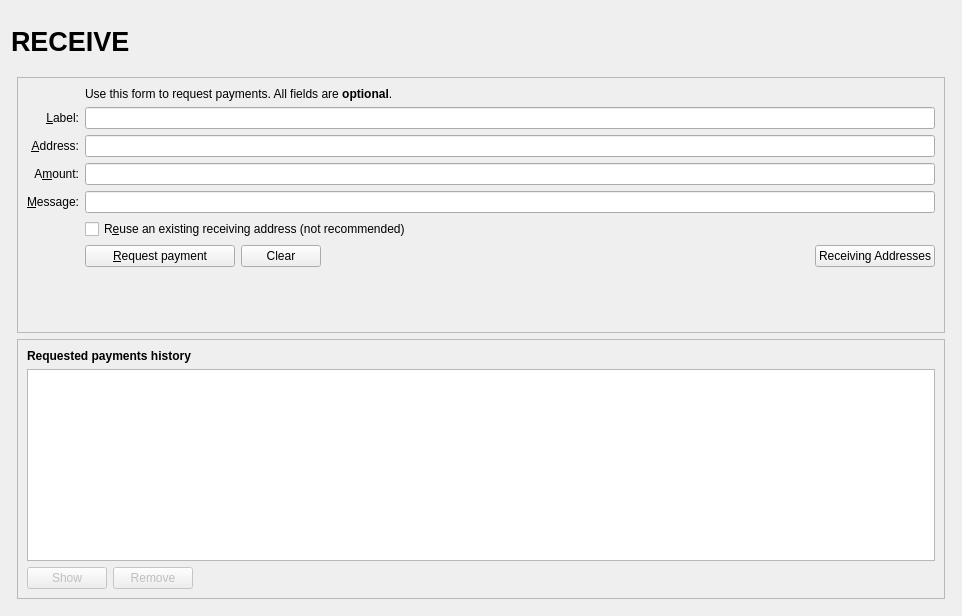
Before: the Qt Designer form src/qt/forms/receivecoinsdialog.ui in THETCR/core, drawn with Qt 5.
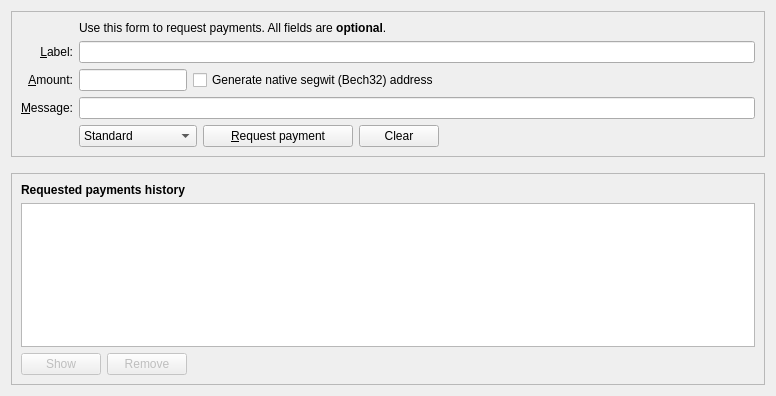
After: the same form once the commit is applied. Icons and pictures are not drawn. Custom widgets are drawn as their Qt base class.

Patch:
```diff
--- a/src/qt/forms/receivecoinsdialog.ui
+++ b/src/qt/forms/receivecoinsdialog.ui
@@ -6,119 +6,11 @@
    <rect>
     <x>0</x>
     <y>0</y>
-    <width>962</width>
-    <height>616</height>
+    <width>776</width>
+    <height>396</height>
    </rect>
   </property>
-  <layout class="QVBoxLayout" name="verticalLayout" stretch="0">
-   <item>
-    <layout class="QVBoxLayout" name="verticalLayout_Master" stretch="0,1">
-     <property name="spacing">
-      <number>0</number>
-     </property>
-     <item>
-      <widget class="QFrame" name="frame_Header">
-       <layout class="QVBoxLayout" name="verticalLayout_8">
-        <property name="leftMargin">
-         <number>0</number>
-        </property>
-        <property name="topMargin">
-         <number>0</number>
-        </property>
-        <property name="rightMargin">
-         <number>0</number>
-        </property>
-        <property name="bottomMargin">
-         <number>0</number>
-        </property>
-        <item>
-         <layout class="QHBoxLayout" name="horizontalLayout_Header" stretch="1,0,1">
-          <item>
-           <widget class="QLabel" name="labelOverviewHeaderLeft">
-            <property name="minimumSize">
-             <size>
-              <width>464</width>
-              <height>60</height>
-             </size>
-            </property>
-            <property name="maximumSize">
-             <size>
-              <width>16777215</width>
-              <height>60</height>
-             </size>
-            </property>
-            <property name="font">
-             <font>
-              <pointsize>20</pointsize>
-              <weight>75</weight>
-              <bold>true</bold>
-             </font>
-            </property>
-            <property name="text">
-             <string>RECEIVE</string>
-            </property>
-           </widget>
-          </item>
-          <item>
-           <spacer name="horizontalSpacer_3">
-            <property name="orientation">
-             <enum>Qt::Horizontal</enum>
-            </property>
-            <property name="sizeHint" stdset="0">
-             <size>
-              <width>40</width>
-              <height>20</height>
-             </size>
-            </property>
-           </spacer>
-          </item>
-          <item>
-           <widget class="QLabel" name="labelOverviewHeaderRight">
-            <property name="minimumSize">
-             <size>
-              <width>464</width>
-              <height>60</height>
-             </size>
-            </property>
-            <property name="maximumSize">
-             <size>
-              <width>16777215</width>
-              <height>60</height>
-             </size>
-            </property>
-            <property name="font">
-             <font>
-              <pointsize>14</pointsize>
-             </font>
-            </property>
-            <property name="text">
-             <string/>
-            </property>
-            <property name="alignment">
-             <set>Qt::AlignRight|Qt::AlignTrailing|Qt::AlignVCenter</set>
-            </property>
-           </widget>
-          </item>
-         </layout>
-        </item>
-       </layout>
-      </widget>
-     </item>
-     <item>
-      <widget class="QFrame" name="frame_BG">
-       <layout class="QVBoxLayout" name="verticalLayout_5">
-        <property name="leftMargin">
-         <number>6</number>
-        </property>
-        <property name="topMargin">
-         <number>6</number>
-        </property>
-        <property name="rightMargin">
-         <number>6</number>
-        </property>
-        <property name="bottomMargin">
-         <number>6</number>
-        </property>
+  <layout class="QVBoxLayout" name="verticalLayout" stretch="0,0,1">
         <item>
          <widget class="QFrame" name="frame2">
           <property name="sizePolicy">
@@ -136,10 +28,19 @@
           <layout class="QVBoxLayout" name="verticalLayout_3">
            <item>
             <layout class="QGridLayout" name="gridLayout">
-             <item row="2" column="2">
-              <widget class="QLabel" name="label_5">
+        <item row="5" column="0">
+         <widget class="QLabel" name="label">
+          <property name="toolTip">
+           <string>An optional amount to request. Leave this empty or zero to not request a specific amount.</string>
+          </property>
                <property name="text">
-                <string>Use this form to request payments. All fields are &lt;b&gt;optional&lt;/b&gt;.</string>
+           <string>&amp;Amount:</string>
+          </property>
+          <property name="alignment">
+           <set>Qt::AlignRight|Qt::AlignTrailing|Qt::AlignVCenter</set>
+          </property>
+          <property name="buddy">
+           <cstring>reqAmount</cstring>
                </property>
               </widget>
              </item>
@@ -155,82 +56,14 @@
                 <set>Qt::AlignRight|Qt::AlignTrailing|Qt::AlignVCenter</set>
                </property>
                <property name="buddy">
-                <cstring>reqLabel</cstring>
-               </property>
-              </widget>
-             </item>
-             <item row="4" column="2">
-              <widget class="QLineEdit" name="reqLabel">
-               <property name="toolTip">
-                <string>An optional label to associate with the new receiving address.</string>
-               </property>
-              </widget>
-             </item>
-             <item row="5" column="0">
-              <widget class="QLabel" name="label">
-               <property name="toolTip">
-                <string>Your receiving address. You can copy and use it to receive coins on this wallet. A new one will be generated once it is used.</string>
-               </property>
-               <property name="text">
-                <string>&amp;Address:</string>
-               </property>
-               <property name="alignment">
-                <set>Qt::AlignRight|Qt::AlignTrailing|Qt::AlignVCenter</set>
-               </property>
-               <property name="buddy">
-                <cstring>reqAddress</cstring>
-               </property>
-              </widget>
-             </item>
-             <item row="5" column="2">
-              <widget class="QLineEdit" name="reqAddress">
-               <property name="readOnly">
-                <bool>true</bool>
-               </property>
-               <property name="minimumSize">
-                <size>
-                 <width>80</width>
-                 <height>0</height>
-                </size>
-               </property>
-               <property name="toolTip">
-                <string>Your receiving address. You can copy and use it to receive coins on this wallet. A new one will be generated once it is used.</string>
+           <cstring>reqMessage</cstring>
                </property>
               </widget>
              </item>
              <item row="6" column="0">
-              <widget class="QLabel" name="label">
-               <property name="toolTip">
-                <string>An optional amount to request. Leave this empty or zero to not request a specific amount.</string>
-               </property>
-               <property name="text">
-                <string>A&amp;mount:</string>
-               </property>
-               <property name="alignment">
-                <set>Qt::AlignRight|Qt::AlignTrailing|Qt::AlignVCenter</set>
-               </property>
-               <property name="buddy">
-                <cstring>reqAmount</cstring>
-               </property>
-              </widget>
-             </item>
-             <item row="6" column="2">
-              <widget class="BitcoinAmountField" name="reqAmount">
-               <property name="minimumSize">
-                <size>
-                 <width>80</width>
-                 <height>0</height>
-                </size>
-               </property>
-               <property name="toolTip">
-                <string>An optional amount to request. Leave this empty or zero to not request a specific amount.</string>
-               </property>
-              </widget>
-             </item>
-             <item row="7" column="0">
               <widget class="QLabel" name="label_3">
                <property name="toolTip">
-                <string>An optional message to attach to the payment request, which will be displayed when the request is opened. Note: The message will not be sent with the payment over the WISPR network.</string>
+           <string>An optional message to attach to the payment request, which will be displayed when the request is opened. Note: The message will not be sent with the payment over the Particl network.</string>
                </property>
                <property name="text">
                 <string>&amp;Message:</string>
@@ -243,39 +76,63 @@
                </property>
               </widget>
              </item>
-             <item row="7" column="2">
-              <widget class="QLineEdit" name="reqMessage">
+        <item row="4" column="2">
+         <widget class="QLineEdit" name="reqLabel">
                <property name="toolTip">
-                <string>An optional message to attach to the payment request, which will be displayed when the request is opened.&lt;br&gt;Note: The message will not be sent with the payment over the WISPR network.</string>
+           <string>An optional label to associate with the new receiving address.</string>
                </property>
               </widget>
              </item>
-             <item row="8" column="0">
+        <item row="2" column="2">
+         <widget class="QLabel" name="label_5">
+          <property name="text">
+           <string>Use this form to request payments. All fields are &lt;b&gt;optional&lt;/b&gt;.</string>
+          </property>
+         </widget>
+        </item>
+        <item row="7" column="0">
               <widget class="QLabel" name="label_4">
                <property name="text">
                 <string/>
                </property>
               </widget>
              </item>
-             <item row="8" column="2">
-              <widget class="QCheckBox" name="reuseAddress">
+        <item row="6" column="2">
+         <widget class="QLineEdit" name="reqMessage">
                <property name="toolTip">
-                <string>Reuse one of the previously used receiving addresses.&lt;br&gt;Reusing addresses has security and privacy issues.&lt;br&gt;Do not use this unless re-generating a payment request made before.</string>
-               </property>
-               <property name="text">
-                <string>R&amp;euse an existing receiving address (not recommended)</string>
-               </property>
-              </widget>
-             </item>
-             <item row="9" column="0">
-              <widget class="QLabel" name="label_7">
-               <property name="text">
-                <string/>
-               </property>
-              </widget>
-             </item>
-             <item row="9" column="2">
+           <string>An optional message to attach to the payment request, which will be displayed when the request is opened. Note: The message will not be sent with the payment over the Particl network.</string>
+          </property>
+         </widget>
+        </item>
+        <item row="7" column="2">
               <layout class="QHBoxLayout" name="horizontalLayout">
+          <item>
+           <widget class="QComboBox" name="cbxAddressType">
+            <property name="locale">
+             <locale language="English" country="UnitedKingdom"/>
+            </property>
+            <item>
+             <property name="text">
+              <string>Standard</string>
+             </property>
+            </item>
+            <item>
+             <property name="text">
+              <string>Stealth</string>
+             </property>
+            </item>
+            <item>
+             <property name="text">
+              <string>Extended</string>
+             </property>
+            </item>
+            <item>
+             <property name="text">
+              <string>Standard 256bit</string>
+             </property>
+            </item>
+           </widget>
+          </item>
                <item>
                 <widget class="QPushButton" name="receiveButton">
                  <property name="minimumSize">
@@ -288,7 +145,7 @@
                   <string>&amp;Request payment</string>
                  </property>
                  <property name="icon">
-                  <iconset resource="../wispr.qrc">
+             <iconset resource="../bitcoin.qrc">
                    <normaloff>:/icons/receiving_addresses</normaloff>:/icons/receiving_addresses</iconset>
                  </property>
                 </widget>
@@ -308,7 +165,7 @@
                   <string>Clear</string>
                  </property>
                  <property name="icon">
-                  <iconset resource="../wispr.qrc">
+             <iconset resource="../bitcoin.qrc">
                    <normaloff>:/icons/remove</normaloff>:/icons/remove</iconset>
                  </property>
                  <property name="autoDefault">
@@ -329,39 +186,100 @@
                  </property>
                 </spacer>
                </item>
-               <item>
-                <widget class="QPushButton" name="receivingAddressesButton">
+         </layout>
+        </item>
+        <item row="7" column="0">
+         <widget class="QLabel" name="label_7">
                  <property name="text">
-                  <string>Receiving Addresses</string>
-                 </property>
-                 <property name="icon">
-                  <iconset resource="../wispr.qrc">
-                   <normaloff>:/icons/address-book</normaloff>:/icons/address-book</iconset>
-                 </property>
-                 <property name="autoDefault">
-                  <bool>false</bool>
-                 </property>
-                </widget>
-               </item>
-              </layout>
-             </item>
-             <item row="10" column="2">
-              <spacer name="verticalSpacer">
+           <string/>
+          </property>
+         </widget>
+        </item>
+        <item row="5" column="2">
+         <layout class="QHBoxLayout" name="horizontalLayout_6">
+          <item>
+           <widget class="BitcoinAmountField" name="reqAmount">
+            <property name="sizePolicy">
+             <sizepolicy hsizetype="Fixed" vsizetype="Fixed">
+              <horstretch>0</horstretch>
+              <verstretch>0</verstretch>
+             </sizepolicy>
+            </property>
+            <property name="minimumSize">
+             <size>
+              <width>80</width>
+              <height>0</height>
+             </size>
+            </property>
+            <property name="maximumSize">
+             <size>
+              <width>1000</width>
+              <height>100</height>
+             </size>
+            </property>
+            <property name="toolTip">
+             <string>An optional amount to request. Leave this empty or zero to not request a specific amount.</string>
+            </property>
+           </widget>
+          </item>
+          <item>
+           <widget class="QCheckBox" name="useBech32">
+            <property name="sizePolicy">
+             <sizepolicy hsizetype="Fixed" vsizetype="Fixed">
+              <horstretch>0</horstretch>
+              <verstretch>0</verstretch>
+             </sizepolicy>
+            </property>
+            <property name="maximumSize">
+             <size>
+              <width>1000</width>
+              <height>16777215</height>
+             </size>
+            </property>
+            <property name="focusPolicy">
+             <enum>Qt::StrongFocus</enum>
+            </property>
+
+            <property name="toolTip">
+             <string>Use bech32 encoding.</string>
+            </property>
+            <property name="text">
+             <string>Generate native segwit (Bech32) address</string>
+            </property>
+           </widget>
+          </item>
+          <item>
+           <spacer name="horizontalSpacer_3">
+            <property name="orientation">
+             <enum>Qt::Horizontal</enum>
+            </property>
+            <property name="sizeHint" stdset="0">
+             <size>
+              <width>0</width>
+              <height>0</height>
+             </size>
+            </property>
+           </spacer>
+          </item>
+         </layout>
+        </item>
+       </layout>
+      </item>
+     </layout>
+    </widget>
+   </item>
+   <item>
+    <spacer name="verticalSpacer_2">
                <property name="orientation">
                 <enum>Qt::Vertical</enum>
                </property>
                <property name="sizeHint" stdset="0">
                 <size>
                  <width>20</width>
-                 <height>40</height>
+       <height>10</height>
                 </size>
                </property>
               </spacer>
-             </item>
-            </layout>
-           </item>
-          </layout>
-         </widget>
         </item>
         <item>
          <widget class="QFrame" name="frame">
@@ -393,43 +311,6 @@
            </item>
            <item>
             <widget class="QTableView" name="recentRequestsView">
-             <property name="palette">
-              <palette>
-               <active>
-                <colorrole role="Text">
-                 <brush brushstyle="SolidPattern">
-                  <color alpha="255">
-                   <red>51</red>
-                   <green>51</green>
-                   <blue>51</blue>
-                  </color>
-                 </brush>
-                </colorrole>
-               </active>
-               <inactive>
-                <colorrole role="Text">
-                 <brush brushstyle="SolidPattern">
-                  <color alpha="255">
-                   <red>51</red>
-                   <green>51</green>
-                   <blue>51</blue>
-                  </color>
-                 </brush>
-                </colorrole>
-               </inactive>
-               <disabled>
-                <colorrole role="Text">
-                 <brush brushstyle="SolidPattern">
-                  <color alpha="255">
-                   <red>85</red>
-                   <green>85</green>
-                   <blue>85</blue>
-                  </color>
-                 </brush>
-                </colorrole>
-               </disabled>
-              </palette>
-             </property>
              <property name="contextMenuPolicy">
               <enum>Qt::CustomContextMenu</enum>
              </property>
@@ -455,7 +336,7 @@
                 <string>Show</string>
                </property>
                <property name="icon">
-                <iconset resource="../wispr.qrc">
+           <iconset resource="../bitcoin.qrc">
                  <normaloff>:/icons/edit</normaloff>:/icons/edit</iconset>
                </property>
                <property name="autoDefault">
@@ -475,7 +356,7 @@
                 <string>Remove</string>
                </property>
                <property name="icon">
-                <iconset resource="../wispr.qrc">
+           <iconset resource="../bitcoin.qrc">
                  <normaloff>:/icons/remove</normaloff>:/icons/remove</iconset>
                </property>
                <property name="autoDefault">
@@ -503,11 +384,6 @@
         </item>
        </layout>
       </widget>
-     </item>
-    </layout>
-   </item>
-  </layout>
- </widget>
  <customwidgets>
   <customwidget>
    <class>BitcoinAmountField</class>
```
Left out of the diff: 7 changed lines with no effect on the pictures. Lines whose indentation alone changed are shown as unchanged.
